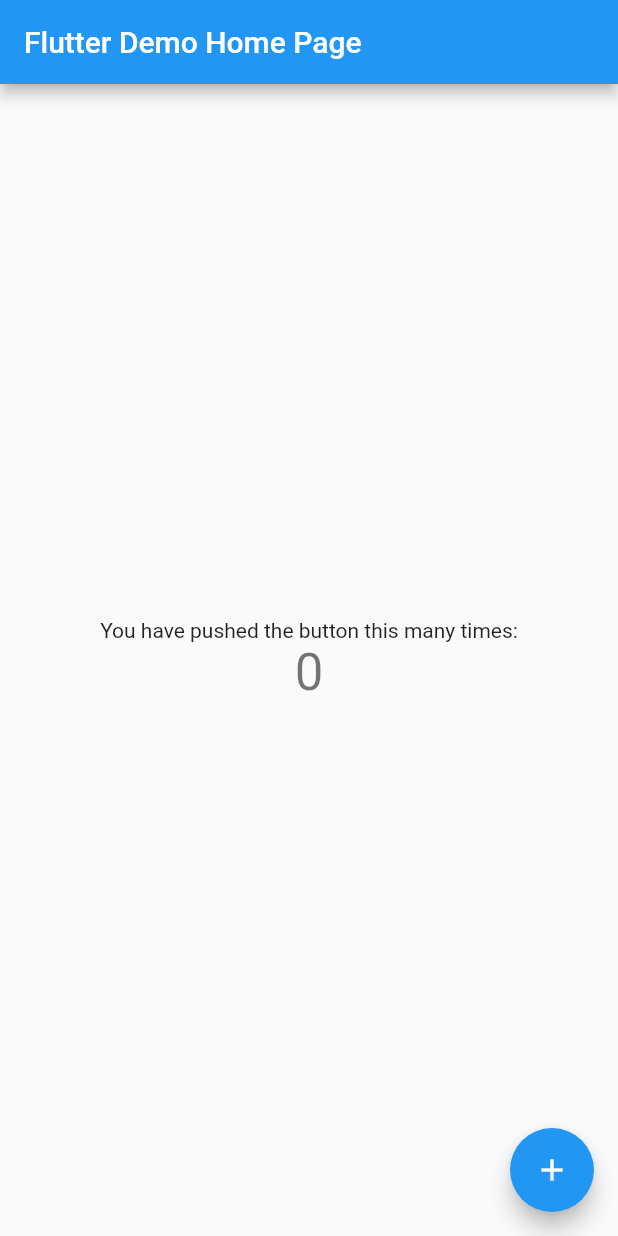
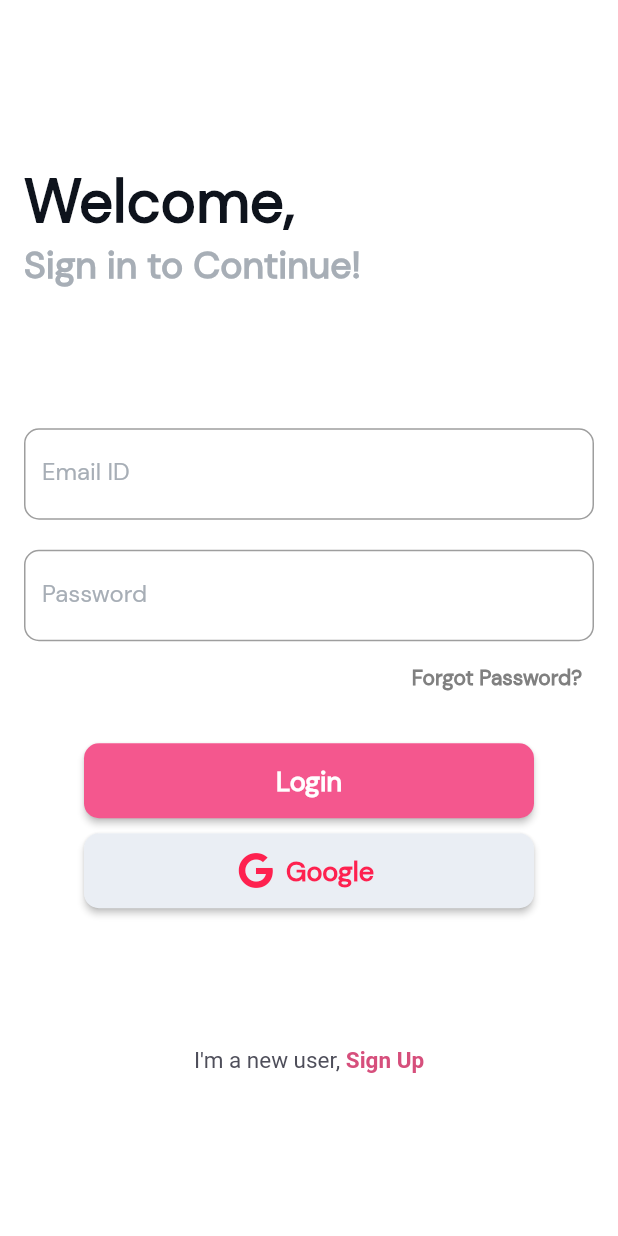
Before and after one commit to AJ8454/Genesis_Packaging_V1.0, a Flutter app: the screen it shows after launch, on a phone screen of 412 x 824 dp. Run offline on Flutter 3.47's test engine with Material 2 defaults, Android fonts, the phone set to English and light mode, and no system bars; our stand-ins replace font_awesome_flutter, introduction_screen.

Commit message:
--Second day --

```diff
--- a/lib/main.dart
+++ b/lib/main.dart
@@ -1,113 +1,32 @@
 import 'package:flutter/material.dart';
+import 'package:flutter/services.dart';
+import 'screen/auth_screen/auth_page.dart';
+import 'screen/onboarding_screen/onboarding_page.dart';
 
 void main() {
   runApp(MyApp());
+  SystemChrome.setSystemUIOverlayStyle(SystemUiOverlayStyle(
+    statusBarColor: Colors.transparent,
+  ));
 }
 
 class MyApp extends StatelessWidget {
-  // This widget is the root of your application.
+  static final String title = 'Genesis Packaging';
   @override
   Widget build(BuildContext context) {
     return MaterialApp(
-      title: 'Flutter Demo',
+      debugShowCheckedModeBanner: false,
       theme: ThemeData(
-        // This is the theme of your application.
-        //
-        // Try running your application with "flutter run". You'll see the
-        // application has a blue toolbar. Then, without quitting the app, try
-        // changing the primarySwatch below to Colors.green and then invoke
-        // "hot reload" (press "r" in the console where you ran "flutter run",
-        // or simply save your changes to "hot reload" in a Flutter IDE).
-        // Notice that the counter didn't reset back to zero; the application
-        // is not restarted.
-        primarySwatch: Colors.blue,
+        primaryColor: Color(0xFFFE214F),
+        accentColor: Color(0xFFFFDF01),
+        fontFamily: 'DMSans',
       ),
-      home: MyHomePage(title: 'Flutter Demo Home Page'),
+      title: title,
+      initialRoute: '/authPage',
+      routes: {
+        '/': (ctx) => OnBoardingPage(),
+        '/authPage': (ctx) => AuthPage(),
+      },
     );
   }
 }
-
-class MyHomePage extends StatefulWidget {
-  MyHomePage({Key? key, required this.title}) : super(key: key);
-
-  // This widget is the home page of your application. It is stateful, meaning
-  // that it has a State object (defined below) that contains fields that affect
-  // how it looks.
-
-  // This class is the configuration for the state. It holds the values (in this
-  // case the title) provided by the parent (in this case the App widget) and
-  // used by the build method of the State. Fields in a Widget subclass are
-  // always marked "final".
-
-  final String title;
-
-  @override
-  _MyHomePageState createState() => _MyHomePageState();
-}
-
-class _MyHomePageState extends State<MyHomePage> {
-  int _counter = 0;
-
-  void _incrementCounter() {
-    setState(() {
-      // This call to setState tells the Flutter framework that something has
-      // changed in this State, which causes it to rerun the build method below
-      // so that the display can reflect the updated values. If we changed
-      // _counter without calling setState(), then the build method would not be
-      // called again, and so nothing would appear to happen.
-      _counter++;
-    });
-  }
-
-  @override
-  Widget build(BuildContext context) {
-    // This method is rerun every time setState is called, for instance as done
-    // by the _incrementCounter method above.
-    //
-    // The Flutter framework has been optimized to make rerunning build methods
-    // fast, so that you can just rebuild anything that needs updating rather
-    // than having to individually change instances of widgets.
-    return Scaffold(
-      appBar: AppBar(
-        // Here we take the value from the MyHomePage object that was created by
-        // the App.build method, and use it to set our appbar title.
-        title: Text(widget.title),
-      ),
-      body: Center(
-        // Center is a layout widget. It takes a single child and positions it
-        // in the middle of the parent.
-        child: Column(
-          // Column is also a layout widget. It takes a list of children and
-          // arranges them vertically. By default, it sizes itself to fit its
-          // children horizontally, and tries to be as tall as its parent.
-          //
-          // Invoke "debug painting" (press "p" in the console, choose the
-          // "Toggle Debug Paint" action from the Flutter Inspector in Android
-          // Studio, or the "Toggle Debug Paint" command in Visual Studio Code)
-          // to see the wireframe for each widget.
-          //
-          // Column has various properties to control how it sizes itself and
-          // how it positions its children. Here we use mainAxisAlignment to
-          // center the children vertically; the main axis here is the vertical
-          // axis because Columns are vertical (the cross axis would be
-          // horizontal).
-          mainAxisAlignment: MainAxisAlignment.center,
-          children: <Widget>[
-            Text(
-              'You have pushed the button this many times:',
-            ),
-            Text(
-              '$_counter',
-              style: Theme.of(context).textTheme.headline4,
-            ),
-          ],
-        ),
-      ),
-      floatingActionButton: FloatingActionButton(
-        onPressed: _incrementCounter,
-        tooltip: 'Increment',
-        child: Icon(Icons.add),
-      ), // This trailing comma makes auto-formatting nicer for build methods.
-    );
-  }
-}
--- /dev/null
+++ b/lib/screen/auth_screen/auth_page.dart
@@ -0,0 +1,72 @@
+import 'package:flutter/gestures.dart';
+import 'package:flutter/material.dart';
+import 'package:genesis_packaging_v1/screen/auth_screen/signUp_page.dart';
+import 'login_form.dart';
+
+class AuthPage extends StatelessWidget {
+  final _formKey = GlobalKey<FormState>();
+  @override
+  Widget build(BuildContext context) {
+    return Scaffold(
+      backgroundColor: Color(0xFFFFFFFF),
+      body: SafeArea(
+        child: Padding(
+          padding: const EdgeInsets.all(16.0),
+          child: Column(
+            crossAxisAlignment: CrossAxisAlignment.start,
+            children: [
+              Spacer(),
+              Text(
+                'Welcome,',
+                style: TextStyle(
+                  fontSize: 40.0,
+                  color: Color(0xFF0E131C),
+                  fontWeight: FontWeight.bold,
+                ),
+              ),
+              Text(
+                'Sign in to Continue!',
+                style: TextStyle(
+                  fontSize: 25.0,
+                  color: Color(0xFFA7AEB6),
+                  fontWeight: FontWeight.bold,
+                ),
+              ),
+              Spacer(),
+              LoginForm(formKey: _formKey),
+              Spacer(),
+              Align(
+                alignment: Alignment.center,
+                child: RichText(
+                  text: TextSpan(
+                    text: 'I\'m a new user, ',
+                    style: TextStyle(
+                      fontSize: 15.0,
+                      color: Color(0xFF4E4E5A),
+                    ),
+                    children: [
+                      TextSpan(
+                        text: 'Sign Up',
+                        style: TextStyle(
+                          fontSize: 15.0,
+                          color: Color(0xFFD64F7C),
+                          fontWeight: FontWeight.bold,
+                        ),
+                        recognizer: TapGestureRecognizer()
+                          ..onTap = () => Navigator.of(context).push(
+                                MaterialPageRoute(
+                                    builder: (context) => SignUpPage()),
+                              ),
+                      ),
+                    ],
+                  ),
+                ),
+              ),
+              Spacer(),
+            ],
+          ),
+        ),
+      ),
+    );
+  }
+}
--- /dev/null
+++ b/lib/screen/auth_screen/login_form.dart
@@ -0,0 +1,135 @@
+import 'package:flutter/material.dart';
+import 'package:font_awesome_flutter/font_awesome_flutter.dart';
+
+class LoginForm extends StatelessWidget {
+  const LoginForm({
+    Key? key,
+    required GlobalKey<FormState> formKey,
+  })  : _formKey = formKey,
+        super(key: key);
+
+  final GlobalKey<FormState> _formKey;
+
+  @override
+  Widget build(BuildContext context) {
+    return Form(
+      key: _formKey,
+      child: Column(
+        crossAxisAlignment: CrossAxisAlignment.center,
+        children: [
+          TextField(
+            //controller: ,
+            decoration: InputDecoration(
+              labelText: "Email ID",
+              hintText: "Enter Email ID",
+              labelStyle: TextStyle(
+                color: Color(0xFFA7AEB6),
+              ),
+              border: OutlineInputBorder(
+                borderSide: const BorderSide(
+                  color: Color(0xFFA7AEB6),
+                  width: 2.0,
+                ),
+                borderRadius: BorderRadius.all(
+                  Radius.circular(10.0),
+                ),
+              ),
+              focusedBorder: OutlineInputBorder(
+                borderSide: const BorderSide(
+                  color: Color(0xFFF4578E),
+                  width: 2.0,
+                ),
+                borderRadius: BorderRadius.all(
+                  Radius.circular(10.0),
+                ),
+              ),
+            ),
+          ),
+          const SizedBox(height: 20.0),
+          TextField(
+            //controller: ,
+            decoration: InputDecoration(
+              labelText: "Password",
+              hintText: "Enter Password",
+              labelStyle: TextStyle(
+                color: Color(0xFFA7AEB6),
+              ),
+              border: OutlineInputBorder(
+                borderSide: const BorderSide(
+                  color: Color(0xFFA7AEB6),
+                  width: 2.0,
+                ),
+                borderRadius: BorderRadius.all(
+                  Radius.circular(10.0),
+                ),
+              ),
+              focusedBorder: OutlineInputBorder(
+                borderSide: const BorderSide(
+                  color: Color(0xFFF4578E),
+                  width: 2.0,
+                ),
+                borderRadius: BorderRadius.all(
+                  Radius.circular(10.0),
+                ),
+              ),
+            ),
+          ),
+          Align(
+            alignment: Alignment.topRight,
+            child: TextButton(
+              onPressed: () {},
+              child: Text(
+                'Forgot Password?',
+                style: TextStyle(
+                  color: Color(0xFF808080),
+                  fontWeight: FontWeight.bold,
+                ),
+              ),
+            ),
+          ),
+          const SizedBox(height: 20.0),
+          ElevatedButton(
+            style: ElevatedButton.styleFrom(
+              minimumSize: Size(300, 50),
+              primary: Color(0xFFF4578E),
+              onPrimary: Colors.white,
+              shape: RoundedRectangleBorder(
+                borderRadius: BorderRadius.circular(10),
+              ),
+            ),
+            onPressed: () {},
+            child: Text(
+              'Login',
+              style: TextStyle(
+                fontSize: 18.0,
+                fontWeight: FontWeight.bold,
+              ),
+            ),
+          ),
+          const SizedBox(height: 10.0),
+          ElevatedButton.icon(
+            icon: Icon(
+              FontAwesomeIcons.google,
+            ),
+            style: ElevatedButton.styleFrom(
+              minimumSize: Size(300, 50),
+              primary: Color(0xFFEAEEF4),
+              onPrimary: Color(0xFFFE214F),
+              shape: RoundedRectangleBorder(
+                borderRadius: BorderRadius.circular(10),
+              ),
+            ),
+            onPressed: () {},
+            label: Text(
+              'Google',
+              style: TextStyle(
+                fontSize: 18.0,
+                fontWeight: FontWeight.bold,
+              ),
+            ),
+          ),
+        ],
+      ),
+    );
+  }
+}
```
Also changed, not shown: lib/screen/auth_screen/signUp_form.dart (added, +165 -0 lines), lib/screen/auth_screen/signUp_page.dart (added, +68 -0 lines), lib/screen/onboarding_screen/onboarding_page.dart (added, +89 -0 lines), pubspec.yaml (+17 -45 lines), assets/fonts/DMSans-Regular.ttf (added), assets/icons/appIcon.png (added), assets/icons/foreground_icon.png (added), assets/images/DMSans-Regular.ttf (added), pubspec.lock, 28 other files.
